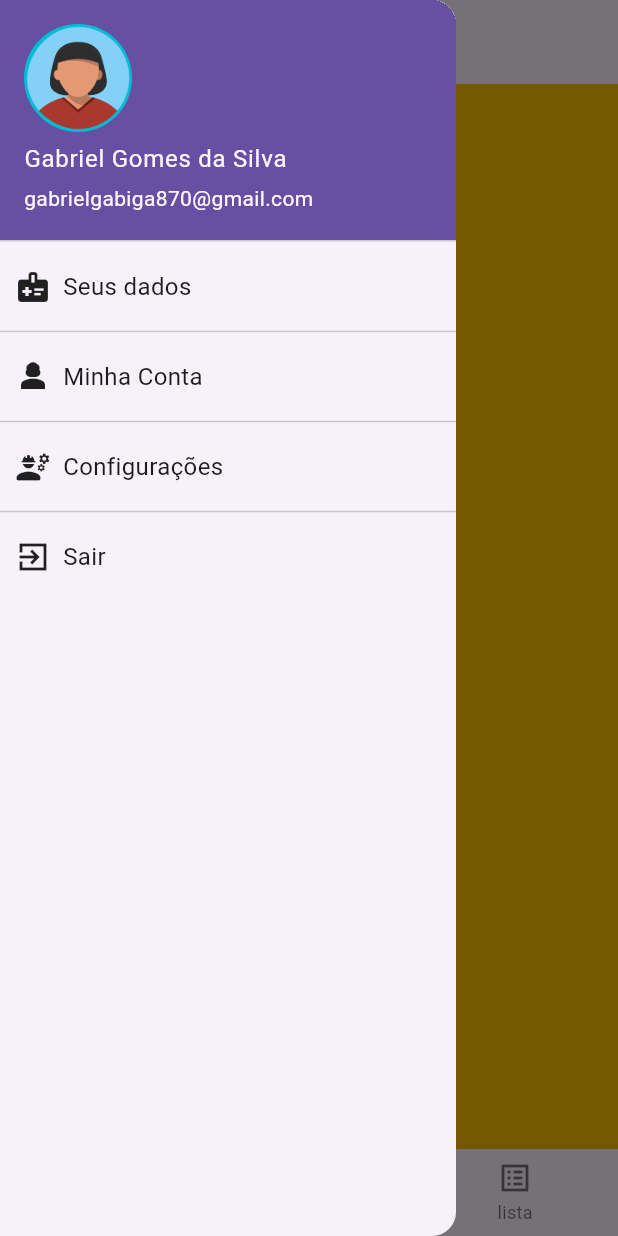
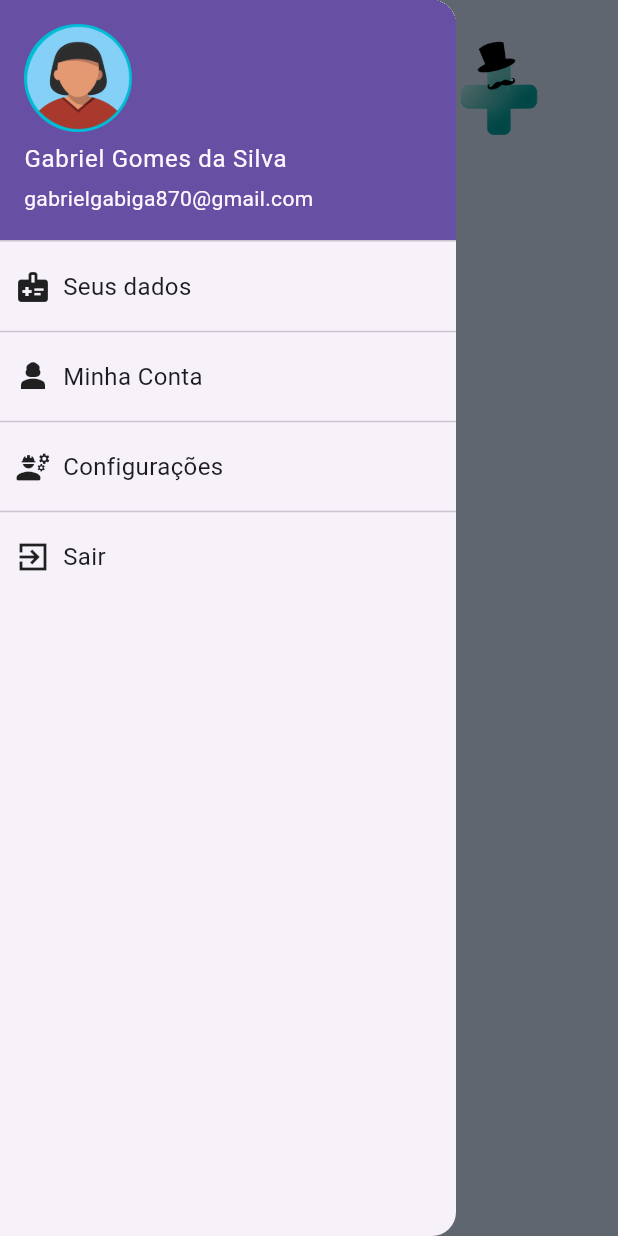
Before and after one commit to Gomesgaab/Primeiro-App-em-Flutter, a Flutter app: the MainPage screen opened directly, with the side drawer open, on a phone screen of 412 x 824 dp. Run offline on Flutter 3.47's test engine with Material 3 defaults, Android fonts, the phone set to English and light mode, and no system bars; our stand-ins replace google_fonts.

Commit message:
12°commit

```diff
--- a/lib/pages/Main_page.dart
+++ b/lib/pages/Main_page.dart
@@ -1,7 +1,4 @@
 import 'package:flutter/material.dart';
-import 'package:primeiro_app/pages/paginacao/Page1.dart';
-import 'package:primeiro_app/pages/paginacao/Page2.dart';
-import 'package:primeiro_app/pages/paginacao/tarefa_page.dart';
 import 'package:primeiro_app/shared/componente_menu/custon_menu.dart';
 
 class MainPage extends StatefulWidget {
@@ -12,53 +9,40 @@ class MainPage extends StatefulWidget {
 }
 
 class _MainPageState extends State<MainPage> {
-  //dizendo que pagina se inicia em 0
-  PageController controller = PageController(initialPage: 0);
-  int positionPage = 0;
   @override
   Widget build(BuildContext context) {
     //area  separada
-    return SafeArea(
-      child: Scaffold(
-        //menu lateral
-        drawer: const CustonMenu(),
-        appBar: AppBar(
-          //titulo da appBar
-          title: const Text("Home"),
+    return Scaffold(
+      appBar: AppBar(
+        toolbarHeight: 120,
+        backgroundColor: const Color.fromARGB(116, 155, 194, 1000),
+        actions: [
+          // logo
+          Image.asset(
+            'asset/Logo.png',
+            height: 67.6,
+          ),
+          const SizedBox(
+            width: 50,
+          ),
+        ],
+      ),
+      //menu lateral
+      body: Expanded(
+        child: Container(
+          color: const Color.fromARGB(116, 155, 194, 1000),
         ),
-        //construindo body/corpo
-        body: Column(
-          children: [
-            Expanded(
-              //paginação
-              child: PageView(
-                controller: controller,
-                onPageChanged: (value) {
-                  setState(() {
-                    positionPage = value;
-                  });
-                },
-                scrollDirection: Axis.vertical,
-                children: const [Page1(), Page2(), TarefaPage()],
-              ),
-            ),
-
-            //footernavidator
-            BottomNavigationBar(
-                onTap: (value) {
-                  controller.jumpToPage(value);
-                },
-                currentIndex: positionPage,
-                items: const [
-                  BottomNavigationBarItem(
-                      label: "Home", icon: Icon(Icons.home)),
-                  BottomNavigationBarItem(
-                      label: "Dados", icon: Icon(Icons.rocket)),
-                  BottomNavigationBarItem(
-                      label: "lista", icon: Icon(Icons.list_alt)),
-                ]),
-          ],
-        ),
+      ),
+      drawer: const CustonMenu(),
+      //construindo body/corpo
+      floatingActionButton: Row(
+        mainAxisAlignment: MainAxisAlignment.center,
+        children: [
+          FloatingActionButton(
+            child: const Icon(Icons.add),
+            onPressed: () {},
+          ),
+        ],
       ),
     );
   }
--- a/lib/pages/paginacao/Page1.dart
+++ /dev/null
@@ -1,17 +0,0 @@
-import 'package:flutter/material.dart';
-
-class Page1 extends StatefulWidget {
-  const Page1({super.key});
-
-  @override
-  State<Page1> createState() => _MyWidgetState();
-}
-
-class _MyWidgetState extends State<Page1> {
-  @override
-  Widget build(BuildContext context) {
-    return Container(
-      color: Colors.amber,
-    );
-  }
-}
```
Also changed, not shown: lib/pages/paginacao/Page2.dart (deleted, +0 -17 lines), lib/pages/paginacao/card_page.dart (added, +100 -0 lines), lib/shared/componente_menu/text/textoCard.dart (added, +21 -0 lines), lib/shared/componente_menu/text/titleCard.dart (added, +18 -0 lines).
